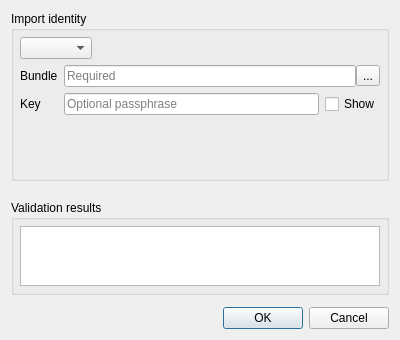
This is src/ui/auth/qgsauthimportidentitydialog.ui in qgis/QGIS as Qt 5 draws it before an edit. The edited form follows.
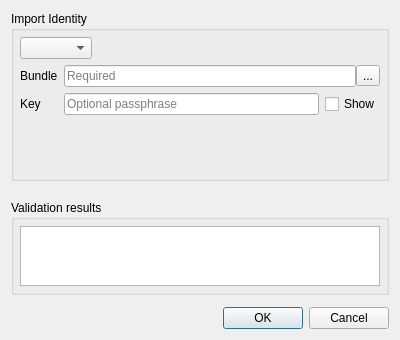
This is the edited form.

The edit to the form file:
```diff
--- a/src/ui/auth/qgsauthimportidentitydialog.ui
+++ b/src/ui/auth/qgsauthimportidentitydialog.ui
@@ -26,7 +26,7 @@
       </sizepolicy>
      </property>
      <property name="title">
-      <string>Import identity</string>
+      <string>Import Identity</string>
      </property>
      <layout class="QVBoxLayout" name="verticalLayout_2">
       <property name="leftMargin">
```
